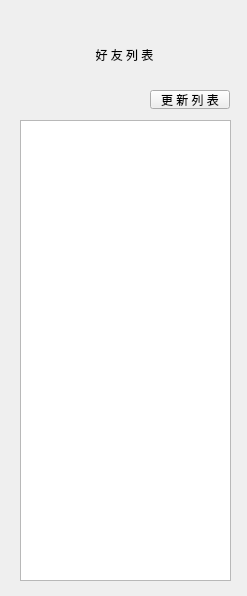
Above: zmclient/chat.ui from minghust/Mingssager before the change. Below: the same form after it.
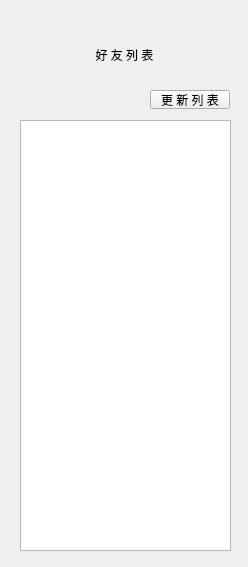
That is the form after the change.

```diff
--- a/zmclient/chat.ui
+++ b/zmclient/chat.ui
@@ -6,8 +6,8 @@
    <rect>
     <x>0</x>
     <y>0</y>
-    <width>247</width>
-    <height>596</height>
+    <width>248</width>
+    <height>567</height>
    </rect>
   </property>
   <property name="windowTitle">
@@ -41,12 +41,19 @@
      <x>20</x>
      <y>120</y>
      <width>211</width>
-     <height>461</height>
+     <height>431</height>
     </rect>
    </property>
    <layout class="QHBoxLayout" name="horizontalLayout">
     <item>
-     <widget class="QListWidget" name="friendsList"/>
+     <widget class="QListWidget" name="friendsList">
+      <property name="layoutDirection">
+       <enum>Qt::LeftToRight</enum>
+      </property>
+      <property name="textElideMode">
+       <enum>Qt::ElideLeft</enum>
+      </property>
+     </widget>
     </item>
    </layout>
   </widget>
```
